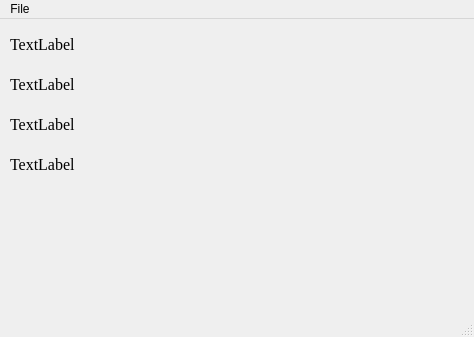
First picture: the form in mainwindow.ui, repository jackodirks/Countdown_Timer, before the edit.
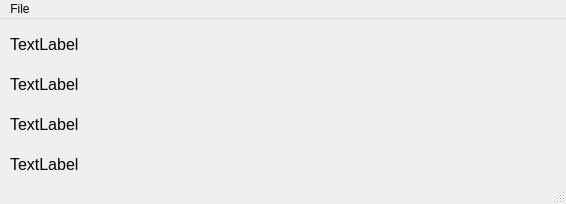
Second picture: the form after the edit.

```diff
--- a/mainwindow.ui
+++ b/mainwindow.ui
@@ -6,8 +6,8 @@
    <rect>
     <x>0</x>
     <y>0</y>
-    <width>474</width>
-    <height>337</height>
+    <width>566</width>
+    <height>204</height>
    </rect>
   </property>
   <property name="windowTitle">
@@ -19,14 +19,16 @@
      <rect>
       <x>10</x>
       <y>10</y>
-      <width>451</width>
+      <width>541</width>
       <height>31</height>
      </rect>
     </property>
     <property name="font">
      <font>
-      <family>Times New Roman</family>
+      <family>Arial</family>
       <pointsize>12</pointsize>
+      <weight>50</weight>
+      <bold>false</bold>
      </font>
     </property>
     <property name="text">
@@ -38,13 +40,13 @@
      <rect>
       <x>10</x>
       <y>90</y>
-      <width>451</width>
+      <width>541</width>
       <height>31</height>
      </rect>
     </property>
     <property name="font">
      <font>
-      <family>Times New Roman</family>
+      <family>Arial</family>
       <pointsize>12</pointsize>
      </font>
     </property>
@@ -57,13 +59,13 @@
      <rect>
       <x>10</x>
       <y>50</y>
-      <width>451</width>
+      <width>541</width>
       <height>31</height>
      </rect>
     </property>
     <property name="font">
      <font>
-      <family>Times New Roman</family>
+      <family>Arial</family>
       <pointsize>12</pointsize>
      </font>
     </property>
@@ -76,13 +78,13 @@
      <rect>
       <x>10</x>
       <y>130</y>
-      <width>441</width>
+      <width>541</width>
       <height>31</height>
      </rect>
     </property>
     <property name="font">
      <font>
-      <family>Times New Roman</family>
+      <family>Arial</family>
       <pointsize>12</pointsize>
      </font>
     </property>
@@ -96,7 +98,7 @@
     <rect>
      <x>0</x>
      <y>0</y>
-     <width>474</width>
+     <width>566</width>
      <height>21</height>
     </rect>
    </property>
```
